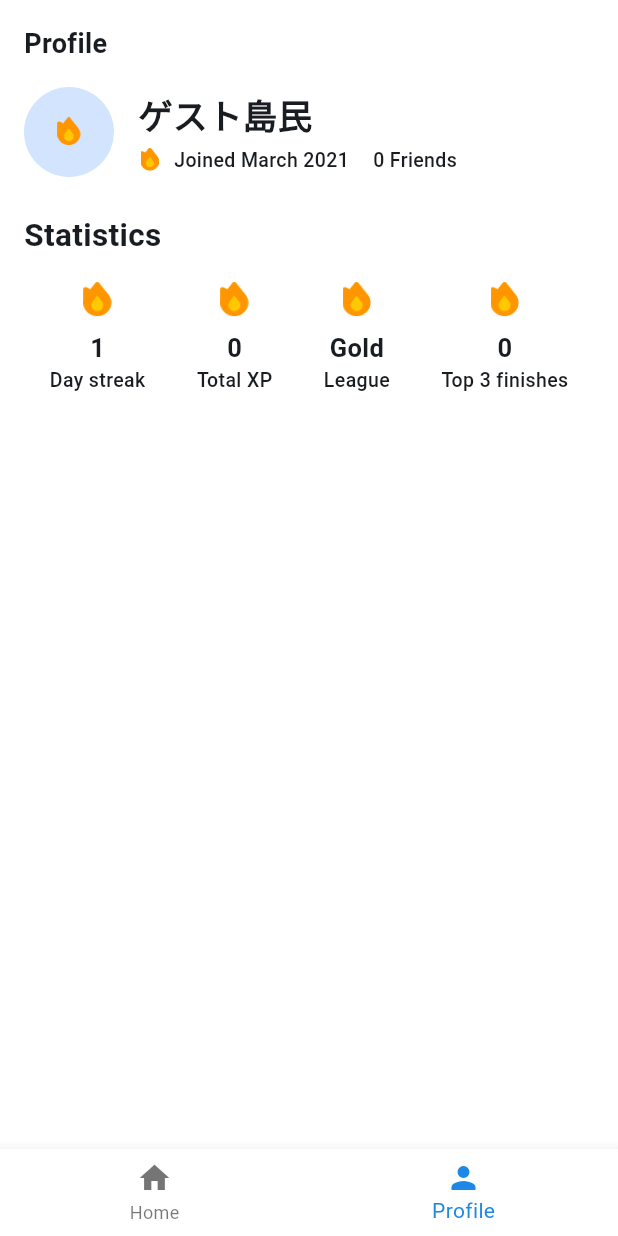
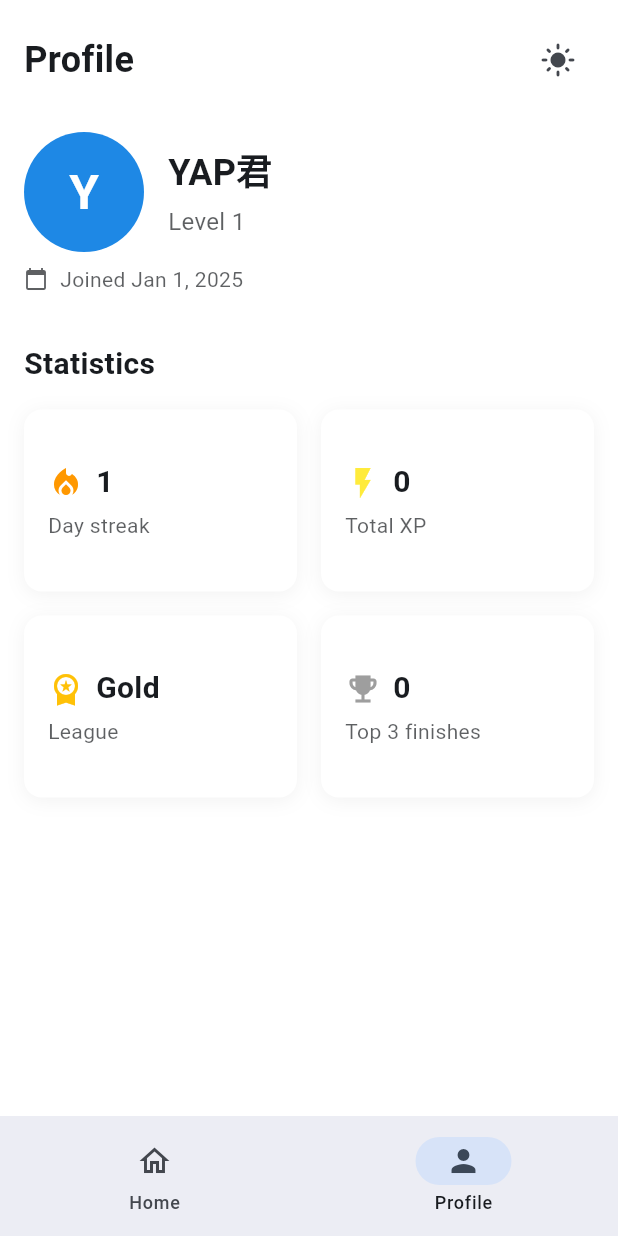
Before and after one commit to Yuichiro-jbi/yap_mvp, a Flutter app: the screen it shows after launch, item 2 of the bottom bar chosen, on a phone screen of 412 x 824 dp. Run offline on Flutter 3.47's test engine with Material 3 defaults, Android fonts, the phone set to English and light mode, and no system bars; our stand-ins replace flutter_riverpod, freezed_annotation, go_router, riverpod_annotation; generated files the repository leaves out were written again.

Commit message:
feat: プロフィール画面の改善
- プロフィール画面にダークモードとライトモードの切り替え機能を追加
- プロフィールヘッダーのレイアウトを改善し、ユーザー名とレベルを表示
- プロフィール統計をグリッドレイアウトに変更し、Material Iconsを使用
- ボトムナビゲーションバーを復活させ、ShellRouteを使用してナビゲーションを実装
- Islanderモデルに作成日（createdAt）を追加

```diff
--- a/lib/main.dart
+++ b/lib/main.dart
@@ -1,9 +1,7 @@
 import 'package:flutter/material.dart';
 import 'package:flutter_riverpod/flutter_riverpod.dart';
-import 'presentation/common/widgets/main_scaffold.dart';
-import 'presentation/home/home_screen.dart';
-import 'presentation/profile/profile_screen.dart';
 import 'presentation/theme/app_theme.dart';
+import 'router/app_router.dart';
 
 void main() {
   runApp(const ProviderScope(child: MyApp()));
@@ -16,19 +14,15 @@ class MyApp extends StatelessWidget {
   Widget build(BuildContext context) {
     return Consumer(
       builder: (context, ref, child) {
-        final theme = ref.watch(appThemeProvider);
+        final theme = ref.watch(appThemeNotifierProvider);
 
-        return MaterialApp(
+        return MaterialApp.router(
+          routerConfig: appRouter,
           title: 'YAP',
           theme: theme.lightTheme,
           darkTheme: theme.darkTheme,
+          themeMode: theme.isDarkMode ? ThemeMode.dark : ThemeMode.light,
           debugShowCheckedModeBanner: false,
-          home: const MainScaffold(
-            screens: [
-              HomeScreen(),
-              ProfileScreen(),
-            ],
-          ),
         );
       },
     );
--- a/lib/model/islander.dart
+++ b/lib/model/islander.dart
@@ -10,6 +10,7 @@ class Islander with _$Islander {
     required String name,
     required int experience,
     required int sats,
+    required DateTime createdAt,
     @Default([]) List<String> completedLessonIds,
   }) = _Islander;
 
--- a/lib/presentation/common/widgets/main_scaffold.dart
+++ b/lib/presentation/common/widgets/main_scaffold.dart
@@ -1,38 +1,54 @@
 import 'package:flutter/material.dart';
-import 'package:flutter_riverpod/flutter_riverpod.dart';
-import '../../../provider/navigation_provider.dart';
+import 'package:go_router/go_router.dart';
+import '../../../router/app_router.dart';
 
-class MainScaffold extends ConsumerWidget {
-  final List<Widget> screens;
+class MainScaffold extends StatelessWidget {
+  final Widget child;
 
   const MainScaffold({
     super.key,
-    required this.screens,
+    required this.child,
   });
 
   @override
-  Widget build(BuildContext context, WidgetRef ref) {
-    final currentIndex = ref.watch(navigationProvider);
-
+  Widget build(BuildContext context) {
     return Scaffold(
-      body: IndexedStack(
-        index: currentIndex,
-        children: screens,
-      ),
-      bottomNavigationBar: BottomNavigationBar(
-        currentIndex: currentIndex,
-        onTap: (index) => ref.read(navigationProvider.notifier).state = index,
-        items: const [
-          BottomNavigationBarItem(
-            icon: Icon(Icons.home),
+      body: child,
+      bottomNavigationBar: NavigationBar(
+        selectedIndex: _calculateSelectedIndex(context),
+        onDestinationSelected: (index) => _onItemTapped(index, context),
+        destinations: const [
+          NavigationDestination(
+            icon: Icon(Icons.home_outlined),
+            selectedIcon: Icon(Icons.home),
             label: 'Home',
           ),
-          BottomNavigationBarItem(
-            icon: Icon(Icons.person),
+          NavigationDestination(
+            icon: Icon(Icons.person_outline),
+            selectedIcon: Icon(Icons.person),
             label: 'Profile',
           ),
         ],
       ),
     );
   }
+
+  int _calculateSelectedIndex(BuildContext context) {
+    final String location = GoRouterState.of(context).uri.path;
+    if (location.startsWith(AppRoute.profile.path)) {
+      return 1;
+    }
+    return 0;
+  }
+
+  void _onItemTapped(int index, BuildContext context) {
+    switch (index) {
+      case 0:
+        context.goNamed(AppRoute.home.name);
+        break;
+      case 1:
+        context.goNamed(AppRoute.profile.name);
+        break;
+    }
+  }
 }
--- a/lib/presentation/profile/profile_screen.dart
+++ b/lib/presentation/profile/profile_screen.dart
@@ -1,6 +1,8 @@
 import 'package:flutter/material.dart';
 import 'package:flutter_riverpod/flutter_riverpod.dart';
+import '../../model/islander.dart';
 import '../../provider/islander_provider.dart';
+import '../../presentation/theme/app_theme.dart';
 import 'widgets/profile_header.dart';
 import 'widgets/profile_statistics.dart';
 
@@ -11,31 +13,61 @@ class ProfileScreen extends StatelessWidget {
   Widget build(BuildContext context) {
     return Scaffold(
       body: SafeArea(
-        child: Padding(
+        child: SingleChildScrollView(
+          child: Column(
+            children: [
+              Padding(
                 padding: const EdgeInsets.all(16.0),
                 child: Consumer(
                   builder: (context, ref, child) {
                     final islander = ref.watch(islanderNotifierProvider);
+                    final theme = ref.watch(appThemeNotifierProvider);
 
                     return Column(
                       crossAxisAlignment: CrossAxisAlignment.start,
                       children: [
+                        Row(
+                          mainAxisAlignment: MainAxisAlignment.spaceBetween,
+                          children: [
                             const Text(
                               "Profile",
                               style: TextStyle(
-                      fontSize: 18,
+                                fontSize: 24,
                                 fontWeight: FontWeight.w700,
                               ),
                             ),
+                            IconButton(
+                              icon: Icon(
+                                theme.isDarkMode
+                                  ? Icons.dark_mode
+                                  : Icons.light_mode,
+                              ),
+                              onPressed: () {
+                                ref.read(appThemeNotifierProvider.notifier).toggleTheme();
+                              },
+                            ),
+                          ],
+                        ),
+                        const SizedBox(height: 24),
+                        ProfileHeader(islander: islander),
+                        const SizedBox(height: 32),
+                        const Text(
+                          "Statistics",
+                          style: TextStyle(
+                            fontSize: 20,
+                            fontWeight: FontWeight.w600,
+                          ),
+                        ),
                         const SizedBox(height: 16),
-                  ProfileHeader(islander: islander),
-                  const SizedBox(height: 24),
                         ProfileStatistics(islander: islander),
                       ],
                     );
                   },
                 ),
               ),
+            ],
+          ),
+        ),
       ),
     );
   }
--- a/lib/presentation/profile/widgets/profile_header.dart
+++ b/lib/presentation/profile/widgets/profile_header.dart
@@ -1,4 +1,5 @@
 import 'package:flutter/material.dart';
+import 'package:intl/intl.dart';
 import '../../../model/islander.dart';
 
 class ProfileHeader extends StatelessWidget {
@@ -11,14 +12,23 @@ class ProfileHeader extends StatelessWidget {
 
   @override
   Widget build(BuildContext context) {
-    return Row(
+    final dateFormat = DateFormat.yMMMd();
+
+    return Column(
+      crossAxisAlignment: CrossAxisAlignment.start,
+      children: [
+        Row(
           children: [
             CircleAvatar(
-          radius: 30,
-          child: Image.asset(
-            "assets/images/Vector.png",
-            width: 19.47,
-            height: 19.5,
+              radius: 40,
+              backgroundColor: Theme.of(context).primaryColor,
+              child: Text(
+                islander.name[0].toUpperCase(),
+                style: const TextStyle(
+                  fontSize: 32,
+                  color: Colors.white,
+                  fontWeight: FontWeight.bold,
+                ),
               ),
             ),
             const SizedBox(width: 16),
@@ -29,40 +39,41 @@ class ProfileHeader extends StatelessWidget {
                   Text(
                     islander.name,
                     style: const TextStyle(
-                  fontSize: 23,
+                      fontSize: 24,
                       fontWeight: FontWeight.w700,
                     ),
                   ),
                   const SizedBox(height: 4),
+                  Text(
+                    'Level ${(islander.experience / 100).floor() + 1}',
+                    style: TextStyle(
+                      fontSize: 16,
+                      color: Theme.of(context).textTheme.bodyMedium?.color?.withOpacity(0.7),
+                    ),
+                  ),
+                ],
+              ),
+            ),
+          ],
+        ),
+        const SizedBox(height: 8),
         Row(
           children: [
-                  Image.asset(
-                    "assets/images/Vector.png",
-                    width: 16,
-                    height: 16,
+            Icon(
+              Icons.calendar_today,
+              size: 16,
+              color: Theme.of(context).textTheme.bodyMedium?.color?.withOpacity(0.7),
             ),
             const SizedBox(width: 8),
-                  const Text(
-                    "Joined March 2021",
+            Text(
+              'Joined ${dateFormat.format(islander.createdAt)}',
               style: TextStyle(
-                      fontSize: 13,
-                      fontWeight: FontWeight.w500,
-                    ),
-                  ),
-                  const SizedBox(width: 16),
-                  const Text(
-                    "0 Friends",
-                    style: TextStyle(
-                      fontSize: 13,
-                      fontWeight: FontWeight.w500,
+                color: Theme.of(context).textTheme.bodyMedium?.color?.withOpacity(0.7),
               ),
             ),
           ],
         ),
       ],
-          ),
-        ),
-      ],
     );
   }
 }
--- a/lib/presentation/profile/widgets/profile_statistics.dart
+++ b/lib/presentation/profile/widgets/profile_statistics.dart
@@ -11,41 +11,37 @@ class ProfileStatistics extends StatelessWidget {
 
   @override
   Widget build(BuildContext context) {
-    return Column(
-      crossAxisAlignment: CrossAxisAlignment.start,
-      children: [
-        const Text(
-          "Statistics",
-          style: TextStyle(
-            fontSize: 21,
-            fontWeight: FontWeight.w700,
-          ),
-        ),
-        const SizedBox(height: 16),
-        Row(
-          mainAxisAlignment: MainAxisAlignment.spaceAround,
+    return GridView.count(
+      shrinkWrap: true,
+      physics: const NeverScrollableScrollPhysics(),
+      crossAxisCount: 2,
+      mainAxisSpacing: 16,
+      crossAxisSpacing: 16,
+      childAspectRatio: 1.5,
       children: [
         _StatItem(
-              icon: "assets/images/Vector.png",
+          icon: Icons.local_fire_department,
           value: "1",
           label: "Day streak",
+          color: Colors.orange,
         ),
         _StatItem(
-              icon: "assets/images/Vector.png",
+          icon: Icons.flash_on,
           value: islander.experience.toString(),
           label: "Total XP",
+          color: Colors.yellow,
         ),
         _StatItem(
-              icon: "assets/images/Vector.png",
+          icon: Icons.workspace_premium,
           value: "Gold",
           label: "League",
+          color: Colors.amber,
         ),
         _StatItem(
-              icon: "assets/images/Vector.png",
+          icon: Icons.emoji_events,
           value: "0",
           label: "Top 3 finishes",
-            ),
-          ],
+          color: Colors.grey,
         ),
       ],
     );
@@ -53,41 +49,60 @@ class ProfileStatistics extends StatelessWidget {
 }
 
 class _StatItem extends StatelessWidget {
-  final String icon;
+  final IconData icon;
   final String value;
   final String label;
+  final Color color;
 
   const _StatItem({
     required this.icon,
     required this.value,
     required this.label,
+    required this.color,
   });
 
   @override
   Widget build(BuildContext context) {
-    return Column(
+    return Container(
+      padding: const EdgeInsets.all(16),
+      decoration: BoxDecoration(
+        color: Theme.of(context).cardColor,
+        borderRadius: BorderRadius.circular(12),
+        boxShadow: [
+          BoxShadow(
+            color: Colors.black.withOpacity(0.05),
+            blurRadius: 10,
+            offset: const Offset(0, 2),
+          ),
+        ],
+      ),
+      child: Column(
+        crossAxisAlignment: CrossAxisAlignment.start,
+        mainAxisAlignment: MainAxisAlignment.center,
         children: [
-        Image.asset(
-          icon,
-          width: 24,
-          height: 24,
-        ),
-        const SizedBox(height: 8),
+          Row(
+            children: [
+              Icon(icon, color: color, size: 24),
+              const SizedBox(width: 8),
               Text(
                 value,
                 style: const TextStyle(
-            fontSize: 17,
-            fontWeight: FontWeight.w700,
-          ),
-        ),
-        Text(
-          label,
-          style: const TextStyle(
-            fontSize: 13,
-            fontWeight: FontWeight.w500,
+                  fontSize: 20,
+                  fontWeight: FontWeight.bold,
                 ),
               ),
             ],
+          ),
+          const SizedBox(height: 4),
+          Text(
+            label,
+            style: TextStyle(
+              fontSize: 14,
+              color: Theme.of(context).textTheme.bodyMedium?.color?.withOpacity(0.7),
+            ),
+          ),
+        ],
+      ),
     );
   }
 }
--- a/lib/presentation/theme/app_theme.dart
+++ b/lib/presentation/theme/app_theme.dart
@@ -1,12 +1,27 @@
 import 'package:flutter/material.dart';
-import 'package:flutter_riverpod/flutter_riverpod.dart';
+import 'package:riverpod_annotation/riverpod_annotation.dart';
 
-/// アプリのテーマカラーを提供するプロバイダー
-final appThemeProvider = Provider<AppTheme>((ref) => const AppTheme());
+part 'app_theme.g.dart';
+
+@riverpod
+class AppThemeNotifier extends _$AppThemeNotifier {
+  @override
+  AppTheme build() {
+    return const AppTheme(isDarkMode: false);
+  }
+
+  void toggleTheme() {
+    state = AppTheme(isDarkMode: !state.isDarkMode);
+  }
+}
 
 /// アプリのテーマを管理するクラス
 class AppTheme {
-  const AppTheme();
+  final bool isDarkMode;
+
+  const AppTheme({
+    required this.isDarkMode,
+  });
 
   /// メインのテーマデータ
   ThemeData get lightTheme {
--- a/lib/provider/islander_provider.dart
+++ b/lib/provider/islander_provider.dart
@@ -29,11 +29,12 @@ class IslanderNotifier extends _$IslanderNotifier {
   /// - 完了レッスン: 空のリスト
   @override
   Islander build() {
-    return const Islander(
-      id: 'default-islander',
-      name: 'ゲスト島民',
+    return Islander(
+      id: 'test-user-id',
+      name: 'YAP君',
       experience: 0,
       sats: 0,
+      createdAt: DateTime(2025, 1, 1),
       completedLessonIds: [],
     );
   }
@@ -51,6 +52,16 @@ class IslanderNotifier extends _$IslanderNotifier {
       name: state.name,
       experience: state.experience + experienceReward,
       sats: state.sats + satsReward,
+      createdAt: state.createdAt,
+      completedLessonIds: [...state.completedLessonIds, lessonId],
+    );
+  }
+
+  /// レッスン完了時の報酬付与
+  void addRewards(int experienceReward, int satsReward, String lessonId) {
+    state = state.copyWith(
+      experience: state.experience + experienceReward,
+      sats: state.sats + satsReward,
       completedLessonIds: [...state.completedLessonIds, lessonId],
     );
   }
--- a/lib/provider/navigation_provider.dart
+++ /dev/null
@@ -1,9 +0,0 @@
-import 'package:riverpod_annotation/riverpod_annotation.dart';
-
-part 'navigation_provider.g.dart';
-
-@riverpod
-class Navigation extends _$Navigation {
-  @override
-  int build() => 0; // デフォルトでホーム画面を表示
-}
--- a/lib/router/app_router.dart
+++ b/lib/router/app_router.dart
@@ -1,11 +1,14 @@
 import 'package:flutter/material.dart';
 import 'package:go_router/go_router.dart';
 import '../model/lesson.dart';
+import '../presentation/common/widgets/main_scaffold.dart';
 import '../presentation/home/home_screen.dart';
 import '../presentation/lesson/congratulations_screen.dart';
 import '../presentation/lesson/lesson_screen.dart';
+import '../presentation/profile/profile_screen.dart';
 
 final rootNavigatorKey = GlobalKey<NavigatorState>();
+final shellNavigatorKey = GlobalKey<NavigatorState>();
 
 enum AppRoute {
   home,
@@ -37,14 +40,28 @@ final appRouter = GoRouter(
   initialLocation: AppRoute.home.path,
   debugLogDiagnostics: true,
   routes: [
-    GoRoute(
-      path: AppRoute.home.path,
-      name: AppRoute.home.name,
-      builder: (context, state) => HomeScreen(),
+    ShellRoute(
+      navigatorKey: shellNavigatorKey,
+      builder: (context, state, child) {
+        return MainScaffold(child: child);
+      },
+      routes: [
+        GoRoute(
+          path: AppRoute.home.path,
+          name: AppRoute.home.name,
+          builder: (context, state) => const HomeScreen(),
+        ),
+        GoRoute(
+          path: AppRoute.profile.path,
+          name: AppRoute.profile.name,
+          builder: (context, state) => const ProfileScreen(),
+        ),
+      ],
     ),
     GoRoute(
       path: AppRoute.lesson.path,
       name: AppRoute.lesson.name,
+      parentNavigatorKey: rootNavigatorKey,
       builder: (context, state) {
         final lesson = state.extra as Lesson;
         return LessonScreen(lesson: lesson);
@@ -53,6 +70,7 @@ final appRouter = GoRouter(
     GoRoute(
       path: AppRoute.lessonComplete.path,
       name: AppRoute.lessonComplete.name,
+      parentNavigatorKey: rootNavigatorKey,
       builder: (context, state) {
         final Map<String, dynamic> extras = state.extra as Map<String, dynamic>;
         return CongratulationsScreen(
--- a/pubspec.yaml
+++ b/pubspec.yaml
@@ -49,6 +49,7 @@ dependencies:
   json_annotation: ^4.8.1
   shared_preferences: ^2.2.2
   uuid: ^4.2.2
+  intl: ^0.19.0
 
   # The following adds the Cupertino Icons font to your application.
   # Use with the CupertinoIcons class for iOS style icons.
```
Also changed, not shown: lib/model/islander.freezed.dart, lib/model/islander.g.dart, lib/presentation/theme/app_theme.g.dart (added), lib/provider/islander_provider.g.dart, lib/provider/navigation_provider.g.dart (deleted), pubspec.lock. Lines whose indentation alone changed are shown as unchanged.
